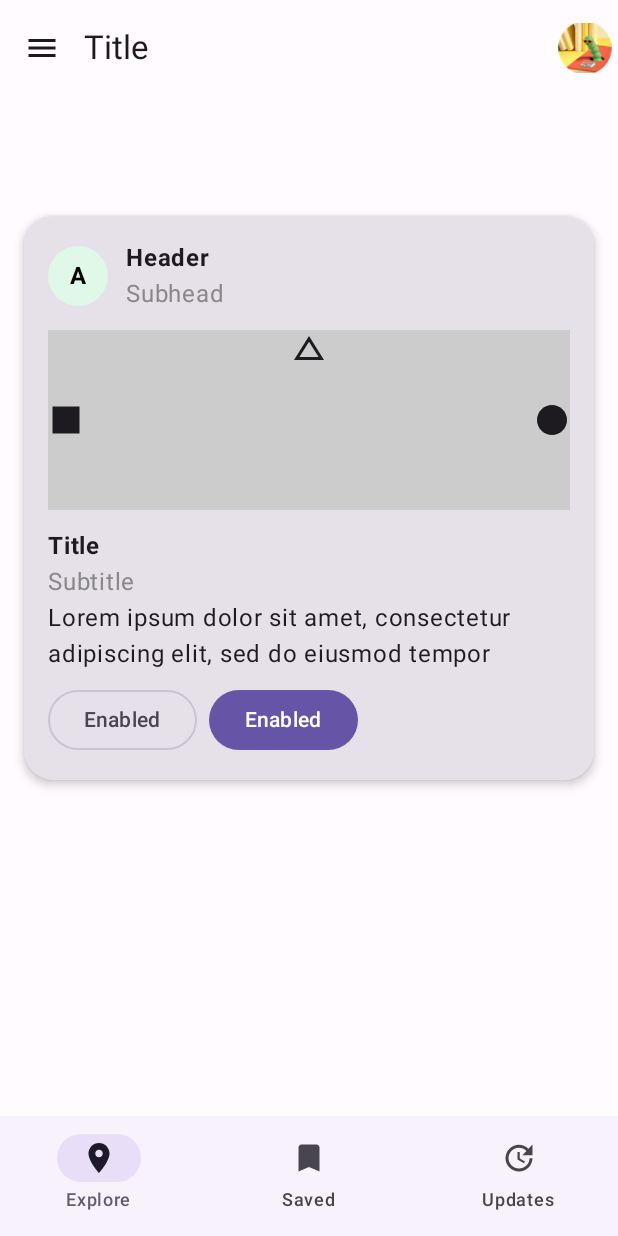
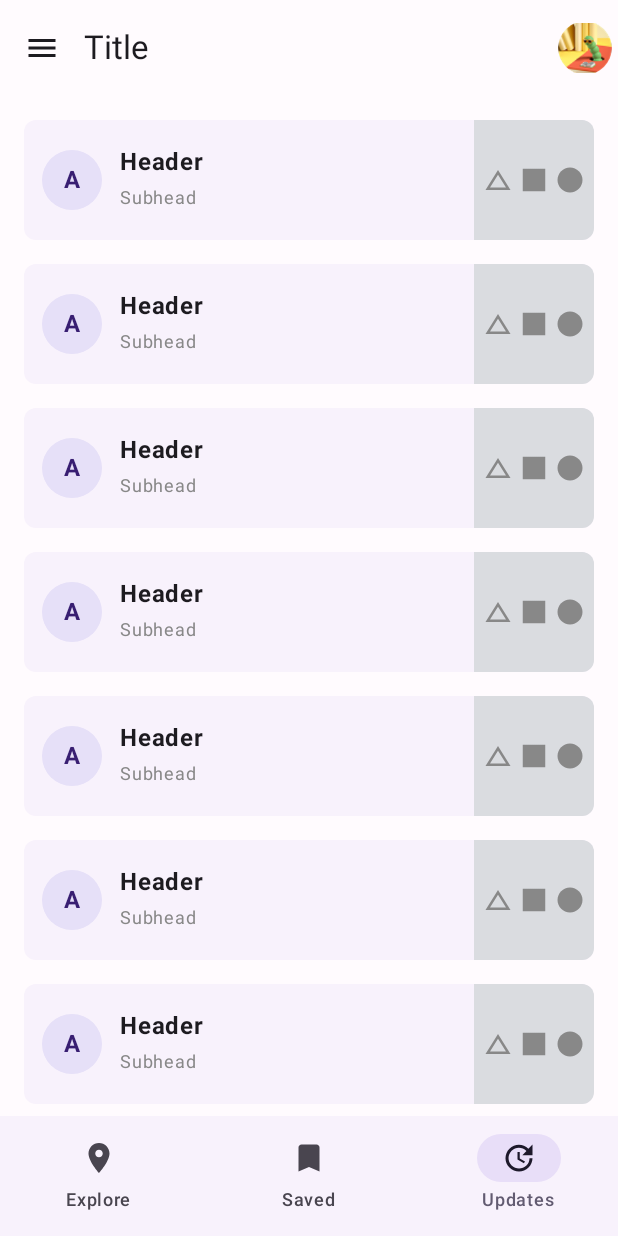
Before and after one commit to feardyr/ScoreBoardPing, an Android app built with Jetpack Compose: the screen it shows after launch (MainActivity), item 3 of the bottom bar chosen, on a phone screen of 412 x 824 dp. Run offline under Robolectric (Android 15) with nearby library versions, the phone set to English and light mode, and no system bars; our stand-ins replace window size class.

Commit message:
Ajout de route sur la bottom bar et de bouton pour le drawer

```diff
--- a/app/src/main/java/com/example/scoreboardping/MainActivity.kt
+++ b/app/src/main/java/com/example/scoreboardping/MainActivity.kt
@@ -60,7 +60,6 @@ import androidx.compose.ui.res.painterResource
 import androidx.compose.ui.text.font.FontWeight
 import androidx.compose.ui.unit.*
 import androidx.compose.material.icons.filled.*
-import androidx.lifecycle.viewmodel.compose.viewModel
 import com.example.scoreboardping.ui.MainScreen
 import com.example.scoreboardping.ui.NavigationScreen
 import com.example.scoreboardping.ui.NavigationViewModel
--- a/app/src/main/java/com/example/scoreboardping/ui/GameHomeScrenn.kt
+++ b/app/src/main/java/com/example/scoreboardping/ui/GameHomeScrenn.kt
@@ -61,10 +61,15 @@ import androidx.compose.ui.unit.dp
 import com.example.scoreboardping.R
 import kotlinx.coroutines.launch // Importation pour scope.launch
 import androidx.compose.foundation.layout.PaddingValues
+import androidx.compose.material3.TextButton
 import androidx.compose.ui.unit.sp
+import androidx.navigation.NavHostController
 import androidx.navigation.compose.NavHost
 import androidx.navigation.compose.composable
 import androidx.navigation.compose.rememberNavController
+import androidx.navigation.compose.currentBackStackEntryAsState
+import androidx.navigation.compose.currentBackStackEntryAsState
+import androidx.compose.runtime.getValue
 
 @OptIn(ExperimentalMaterial3Api::class) // Annotation pour l'utilisation de TopAppBar
 @Composable
@@ -107,15 +112,25 @@ fun MainScreen() {
                     )
                 },
                 bottomBar = {
-                    BottomNavigationBar()
+                    BottomNavigationBar(navController = navController)
                 },
                 content = { padding ->
                     NavHost(
                         navController = navController,
                         startDestination = GameHomeScreen.Start.name,
-                        modifier = Modifier.padding(padding)
+                        modifier = Modifier
+                            .padding(padding)
+                            .fillMaxSize()
                     ){
-                        composable(route = GameHomeScreen.Start.name) { MainCard(Modifier.padding(padding)) }
+                        composable(route = GameHomeScreen.Start.name) {
+                            ListGamesMain()
+                        }
+                        composable(route = GameHomeScreen.ListGames.name) {
+                            ListGamesHeader()
+                        }
+                        composable(route = GameHomeScreen.Menu.name) {
+                            Menu()
+                        }
                     }
 //                    MainCard(Modifier.padding(padding))7
                     //ListGames(Modifier.padding(padding))
@@ -126,7 +141,15 @@ fun MainScreen() {
 }
 enum class GameHomeScreen(@StringRes val title: Int) {
     Start(title = R.string.app_name),
+    ListGames(title = R.string.listegame),
+    Menu(title = R.string.menu)
 
+}
+
+
+@Composable
+fun Menu() {
+    Text("fbryfrfgrfrgyrgf")
 }
 
 @Composable
@@ -137,14 +160,15 @@ fun DrawerContent() {
             .background(Color(0xFFF8F2FC))
             .padding(16.dp)
     ) {
-        IconWithLabel(Icons.Default.Edit, "Edit", Color(0xFFF8DDEB))
+        IconWithLabelButton(Icons.Default.Edit, "Edit", Color(0xFFF8DDEB))
         Spacer(modifier = Modifier.height(16.dp))
-        IconWithLabel(Icons.Default.Email, "Mail")
-        IconWithLabel(Icons.Default.Chat, "Chat")
-        IconWithLabel(Icons.Default.Groups, "Spaces")
-        IconWithLabel(Icons.Default.VideoCall, "Meet")
+        IconWithLabelButton(Icons.Default.Email, "Mail")
+        IconWithLabelButton(Icons.Default.Chat, "Chat")
+        IconWithLabelButton(Icons.Default.Groups, "Spaces")
+        IconWithLabelButton(Icons.Default.VideoCall, "Meet")
     }
 }
+
 
 @Composable
 fun IconWithLabel(icon: ImageVector, label: String, bgColor: Color = Color.Transparent) {
@@ -162,15 +186,65 @@ fun IconWithLabel(icon: ImageVector, label: String, bgColor: Color = Color.Trans
 }
 
 @Composable
-fun ListGames(modifier: Modifier = Modifier) {
+fun IconWithLabelButton(
+    icon: ImageVector,
+    label: String,
+    bgColor: Color = Color.Transparent,
+    contentColor: Color = Color.Black,
+    onClick: () -> Unit = {}
+) {
+    Button(onClick = onClick,
+        colors = ButtonDefaults.buttonColors(
+            containerColor = bgColor,
+            contentColor = contentColor),
+        modifier = Modifier
+      .padding(horizontal = 1.dp, vertical = 8.dp)
+
+        ) {
+        Row(
+            verticalAlignment = Alignment.CenterVertically,
+            horizontalArrangement = Arrangement.Start,
+            modifier = Modifier.padding(horizontal = 8.dp)
+        ) {
+            Icon(icon, contentDescription = null)
+            Spacer(Modifier.width(12.dp))
+            Text(label, fontWeight = FontWeight.Bold)
+        }
+    }
+}
+
+
+@Composable
+fun ListGamesHeader(
+    modifier: Modifier = Modifier,
+    onNextButtonClicked: (Int) -> Unit = {}
+
+) {
     LazyColumn(
         modifier = modifier.fillMaxSize(),
         contentPadding = PaddingValues(16.dp),
         verticalArrangement = Arrangement.spacedBy(16.dp)
     ) {
-        items(5) {
+        items(10) {
             //MainCard()
             HeaderCard()
+        }
+    }
+}
+
+@Composable
+fun ListGamesMain(
+    modifier: Modifier = Modifier,
+    onNextButtonClicked: (Int) -> Unit = {}
+
+) {
+    LazyColumn(
+        modifier = modifier.fillMaxSize(),
+        contentPadding = PaddingValues(16.dp),
+        verticalArrangement = Arrangement.spacedBy(16.dp)
+    ) {
+        items(10) {
+            MainCard()
         }
     }
 }
@@ -248,7 +322,11 @@ fun HeaderCard(modifier: Modifier = Modifier) {
 
 
 @Composable
-fun MainCard(modifier: Modifier = Modifier) {
+fun MainCard(
+    modifier: Modifier = Modifier,
+    onNextButtonClicked: (Int) -> Unit = {}
+)
+{
     Card(
         shape = RoundedCornerShape(20.dp),
         elevation = CardDefaults.cardElevation(defaultElevation = 4.dp),
@@ -310,25 +388,85 @@ fun CircleAvatar(letter: String) {
     }
 }
 
+//@Composable
+//fun BottomNavigationBar(navController: NavHostController = rememberNavController()) {
+//
+//    NavigationBar(containerColor = Color(0xFFF8F2FC)) { // Utilisation de NavigationBar et containerColor pour Material 3
+//        NavigationBarItem( // Utilisation de NavigationBarItem pour Material 3
+//            icon = { Icon(Icons.Default.LocationOn, contentDescription = null) },
+//            selected = true,
+//            onClick = { },
+//            label = { Text("Explore") }
+//        )
+//        NavigationBarItem( // Utilisation de NavigationBarItem pour Material 3
+//            icon = { Icon(Icons.Default.Bookmark, contentDescription = null) },
+//            selected = false,
+//            onClick = { navController.navigate(GameHomeScreen.Start.name) },
+//            label = { Text("Saved") }
+//        )
+//        NavigationBarItem( // Utilisation de NavigationBarItem pour Material 3
+//            icon = { Icon(Icons.Default.Update, contentDescription = null) },
+//            selected = false,
+//            onClick = { navController.navigate(GameHomeScreen.ListGames.name)},
+//            label = { Text("Updates") }
+//        )
+//    }
+//}
+
 @Composable
-fun BottomNavigationBar() {
-    NavigationBar(containerColor = Color(0xFFF8F2FC)) { // Utilisation de NavigationBar et containerColor pour Material 3
-        NavigationBarItem( // Utilisation de NavigationBarItem pour Material 3
+fun BottomNavigationBar(navController: NavHostController) {
+    val navBackStackEntry by navController.currentBackStackEntryAsState()
+    val currentRoute = navBackStackEntry?.destination?.route
+
+    NavigationBar(containerColor = Color(0xFFF8F2FC)) {
+        NavigationBarItem(
             icon = { Icon(Icons.Default.LocationOn, contentDescription = null) },
-            selected = true,
-            onClick = { },
+            selected = currentRoute == GameHomeScreen.Menu.name,
+            onClick = {
+                if (currentRoute != GameHomeScreen.Menu.name) {
+                    navController.navigate(GameHomeScreen.Menu.name) {
+                        popUpTo(navController.graph.startDestinationId) {
+                            saveState = true
+                        }
+                        launchSingleTop = true
+                        restoreState = true
+                    }
+                }
+            },
             label = { Text("Explore") }
         )
-        NavigationBarItem( // Utilisation de NavigationBarItem pour Material 3
+
+        NavigationBarItem(
             icon = { Icon(Icons.Default.Bookmark, contentDescription = null) },
-            selected = false,
-            onClick = { },
+            selected = currentRoute == GameHomeScreen.Start.name,
+            onClick = {
+                if (currentRoute != GameHomeScreen.Start.name) {
+                    navController.navigate(GameHomeScreen.Start.name) {
+                        popUpTo(navController.graph.startDestinationId) {
+                            saveState = true
+                        }
+                        launchSingleTop = true
+                        restoreState = true
+                    }
+                }
+            },
             label = { Text("Saved") }
         )
-        NavigationBarItem( // Utilisation de NavigationBarItem pour Material 3
+
+        NavigationBarItem(
             icon = { Icon(Icons.Default.Update, contentDescription = null) },
-            selected = false,
-            onClick = { },
+            selected = currentRoute == GameHomeScreen.ListGames.name,
+            onClick = {
+                if (currentRoute != GameHomeScreen.ListGames.name) {
+                    navController.navigate(GameHomeScreen.ListGames.name) {
+                        popUpTo(navController.graph.startDestinationId) {
+                            saveState = true
+                        }
+                        launchSingleTop = true
+                        restoreState = true
+                    }
+                }
+            },
             label = { Text("Updates") }
         )
     }
--- /dev/null
+++ b/app/src/main/java/com/example/scoreboardping/ui/GameViewModel.kt
@@ -0,0 +1,11 @@
+package com.example.scoreboardping.ui
+
+import androidx.compose.runtime.mutableStateOf
+
+class GameViewModel {
+    private val _selectedItem = mutableStateOf("Edit")
+
+    fun selectItem(label: String){
+        _selectedItem.value = label
+    }
+}
--- a/app/src/main/res/values/strings.xml
+++ b/app/src/main/res/values/strings.xml
@@ -1,4 +1,6 @@
 <resources>
     <string name="app_name">ScoreBoardPing</string>
     <string name="Nom">Boulay</string>
+    <string name="listegame">Listegame</string>
+    <string name="menu">Menu</string>
 </resources>
```
